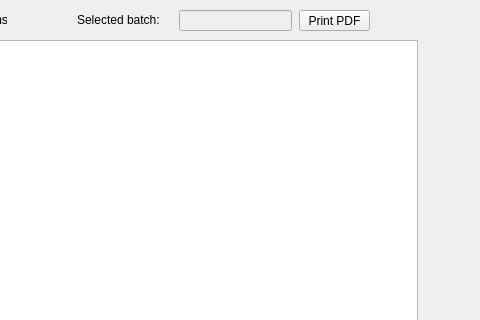
Before: the Qt Designer form QtKoeWare/UI Files/PrintPDF.ui in 1000monkeys/QtKoeWare, drawn with Qt 5; both pictures show x 343 to 823 and y 0 to 320 of the 823 by 523 pixel window.
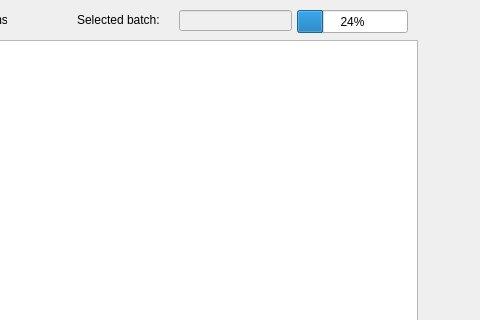
After: the same form once the commit is applied.

Diff of the .ui file:
```diff
--- a/QtKoeWare/UI Files/PrintPDF.ui
+++ b/QtKoeWare/UI Files/PrintPDF.ui
@@ -112,6 +112,22 @@
      <string>Simulations</string>
     </property>
    </widget>
+   <widget class="QProgressBar" name="progressBar">
+    <property name="geometry">
+     <rect>
+      <x>640</x>
+      <y>10</y>
+      <width>111</width>
+      <height>23</height>
+     </rect>
+    </property>
+    <property name="value">
+     <number>24</number>
+    </property>
+    <property name="textVisible">
+     <bool>true</bool>
+    </property>
+   </widget>
   </widget>
   <widget class="QMenuBar" name="menubar">
    <property name="geometry">
```
